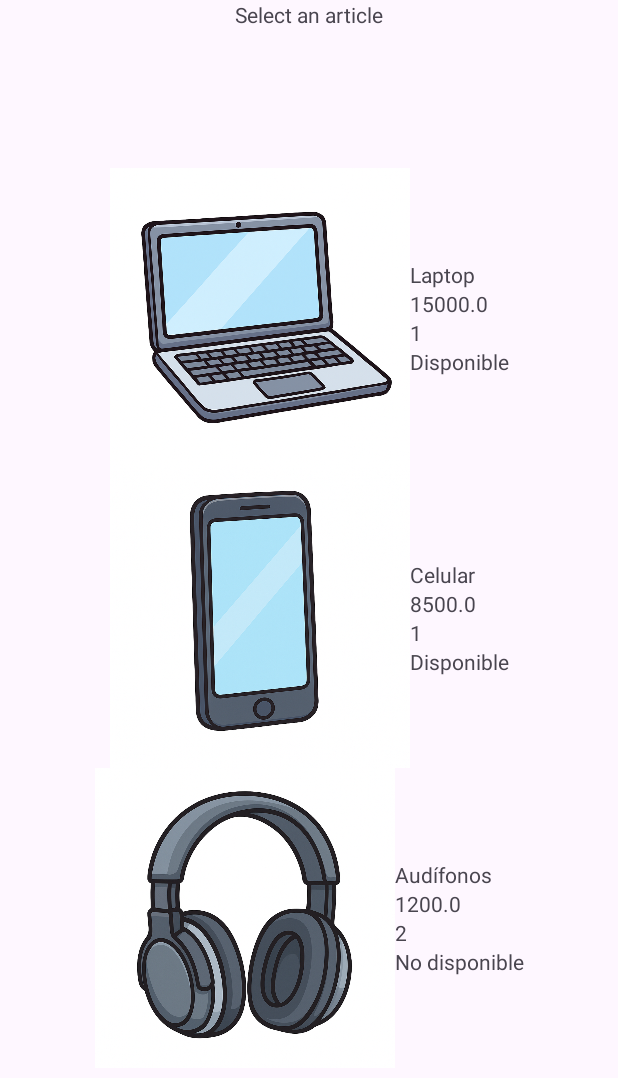
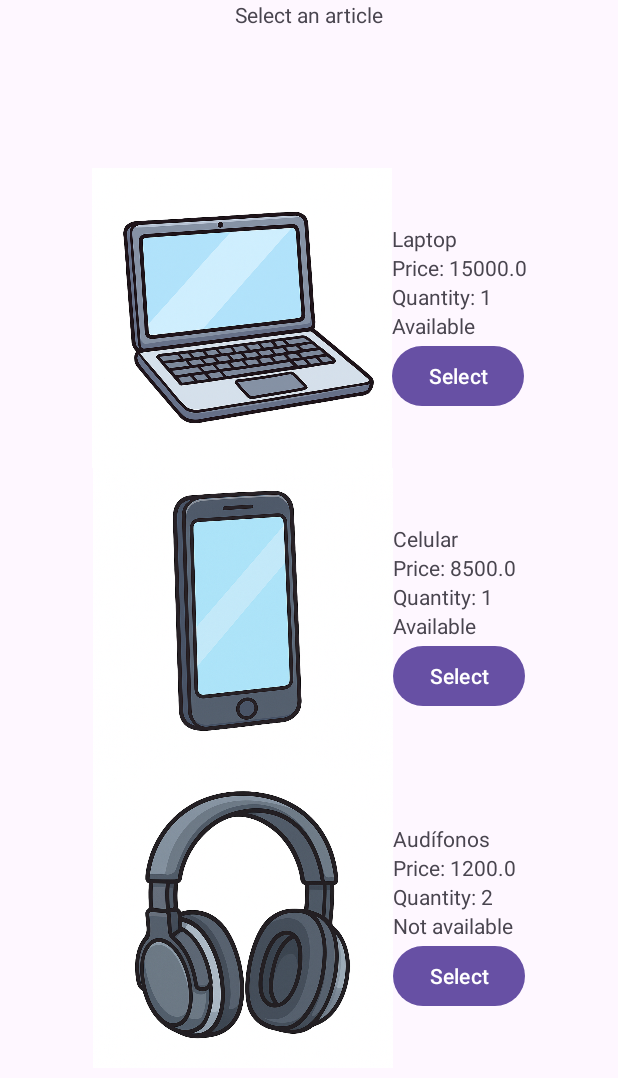
Before and after one commit to Erickescorpions/diploma-android-module5, an Android app: the screen it shows after launch (SelectArticleActivity), after a tap on "Select an article", on a phone screen of 412 x 824 dp. Shown: the top 1078 px of the screen. Run offline under Robolectric (Android 15) with nearby library versions, the phone set to English and light mode, and no system bars.

Commit message:
feat: return an article from Activity 2 to Activity 1

```diff
--- a/app/src/main/java/com/erickvazquezs/hellomodulo4/initialPractice/Article.kt
+++ b/app/src/main/java/com/erickvazquezs/hellomodulo4/initialPractice/Article.kt
@@ -1,4 +1,6 @@
 package com.erickvazquezs.hellomodulo4.initialPractice
+
+import java.io.Serializable
 
 data class Article(
     val name: String,
@@ -6,4 +8,4 @@ data class Article(
     val quantity: Int,
     val available: Boolean,
     val imageId: Int
-)
+): Serializable
--- a/app/src/main/java/com/erickvazquezs/hellomodulo4/initialPractice/SelectArticleActivity.kt
+++ b/app/src/main/java/com/erickvazquezs/hellomodulo4/initialPractice/SelectArticleActivity.kt
@@ -1,6 +1,8 @@
 package com.erickvazquezs.hellomodulo4.initialPractice
 
+import android.content.Intent
 import android.os.Bundle
+import android.widget.Button
 import android.widget.ImageView
 import android.widget.TextView
 import androidx.activity.enableEdgeToEdge
@@ -8,6 +10,7 @@ import androidx.appcompat.app.AppCompatActivity
 import androidx.core.view.ViewCompat
 import androidx.core.view.WindowInsetsCompat
 import com.erickvazquezs.hellomodulo4.R
+import com.erickvazquezs.hellomodulo4.practices.explicitIntent.Person
 
 class SelectArticleActivity : AppCompatActivity() {
 
@@ -35,23 +38,47 @@ class SelectArticleActivity : AppCompatActivity() {
 
         findViewById<ImageView>(R.id.articleImage1).setImageResource(articles[0].imageId)
         findViewById<TextView>(R.id.articleTitle1).text = articles[0].name
-        findViewById<TextView>(R.id.articlePrice1).text = articles[0].price.toString()
-        findViewById<TextView>(R.id.articleQuantity1).text = articles[0].quantity.toString()
+        findViewById<TextView>(R.id.articlePrice1).text = "Price: ${articles[0].price}"
+        findViewById<TextView>(R.id.articleQuantity1).text = "Quantity: ${articles[0].quantity}"
         findViewById<TextView>(R.id.articleAvailable1).text =
-            if (articles[0].available) "Disponible" else "No disponible"
+            if (articles[0].available) "Available" else "Not available"
+        findViewById<Button>(R.id.btnSelect1).setOnClickListener {
+            val resultIntent = Intent().apply {
+                putExtra("EXTRA_ARTICLE_KEY", articles[0])
+            }
+
+            setResult(RESULT_OK, resultIntent)
+            finish()
+        }
 
         findViewById<ImageView>(R.id.articleImage2).setImageResource(articles[1].imageId)
         findViewById<TextView>(R.id.articleTitle2).text = articles[1].name
-        findViewById<TextView>(R.id.articlePrice2).text = articles[1].price.toString()
-        findViewById<TextView>(R.id.articleQuantity2).text = articles[1].quantity.toString()
+        findViewById<TextView>(R.id.articlePrice2).text = "Price: ${articles[1].price}"
+        findViewById<TextView>(R.id.articleQuantity2).text = "Quantity: ${articles[1].quantity}"
         findViewById<TextView>(R.id.articleAvailable2).text =
-            if (articles[1].available) "Disponible" else "No disponible"
+            if (articles[1].available) "Available" else "Not available"
+        findViewById<Button>(R.id.btnSelect2).setOnClickListener {
+            val resultIntent = Intent().apply {
+                putExtra("EXTRA_ARTICLE_KEY", articles[1])
+            }
+
+            setResult(RESULT_OK, resultIntent)
+            finish()
+        }
 
         findViewById<ImageView>(R.id.articleImage3).setImageResource(articles[2].imageId)
         findViewById<TextView>(R.id.articleTitle3).text = articles[2].name
-        findViewById<TextView>(R.id.articlePrice3).text = articles[2].price.toString()
-        findViewById<TextView>(R.id.articleQuantity3).text = articles[2].quantity.toString()
+        findViewById<TextView>(R.id.articlePrice3).text = "Price: ${articles[2].price}"
+        findViewById<TextView>(R.id.articleQuantity3).text = "Quantity: ${articles[2].quantity}"
         findViewById<TextView>(R.id.articleAvailable3).text =
-            if (articles[2].available) "Disponible" else "No disponible"
+            if (articles[2].available) "Available" else "Not available"
+        findViewById<Button>(R.id.btnSelect3).setOnClickListener {
+            val resultIntent = Intent().apply {
+                putExtra("EXTRA_ARTICLE_KEY", articles[2])
+            }
+
+            setResult(RESULT_OK, resultIntent)
+            finish()
+        }
     }
 }
--- a/app/src/main/java/com/erickvazquezs/hellomodulo4/initialPractice/StartActivity.kt
+++ b/app/src/main/java/com/erickvazquezs/hellomodulo4/initialPractice/StartActivity.kt
@@ -2,15 +2,35 @@ package com.erickvazquezs.hellomodulo4.initialPractice
 
 import android.content.Intent
 import android.os.Bundle
+import android.view.View
 import android.widget.Button
+import android.widget.ImageView
+import android.widget.LinearLayout
+import android.widget.TextView
 import android.widget.Toast
 import androidx.activity.enableEdgeToEdge
+import androidx.activity.result.contract.ActivityResultContracts
 import androidx.appcompat.app.AppCompatActivity
 import androidx.core.view.ViewCompat
 import androidx.core.view.WindowInsetsCompat
 import com.erickvazquezs.hellomodulo4.R
+import com.erickvazquezs.hellomodulo4.practices.explicitIntent.Person
 
 class StartActivity : AppCompatActivity() {
+
+    var selectedArticle: Article? = null
+
+    private val register =
+        registerForActivityResult(ActivityResultContracts.StartActivityForResult()) { result ->
+            if (result.resultCode == RESULT_OK) {
+                this.selectedArticle =
+                    result.data?.getSerializableExtra("EXTRA_ARTICLE_KEY") as Article
+                Toast.makeText(this, "RESULT_OK", Toast.LENGTH_LONG).show()
+            } else {
+                Toast.makeText(this, "RESULT_CANCELLED", Toast.LENGTH_SHORT).show()
+            }
+        }
+
     override fun onCreate(savedInstanceState: Bundle?) {
         super.onCreate(savedInstanceState)
         enableEdgeToEdge()
@@ -28,8 +48,7 @@ class StartActivity : AppCompatActivity() {
                 putExtra("EXTRA_TITLE_KEY", "Select an article")
             }
 
-            startActivity(intent)
-//            register.Lauch(intent)
+            register.launch(intent)
         }
 
         Toast.makeText(this, "On Create", Toast.LENGTH_LONG).show()
@@ -42,6 +61,28 @@ class StartActivity : AppCompatActivity() {
 
     override fun onResume() {
         super.onResume()
+
+        val articleContainer = findViewById<LinearLayout>(R.id.articleContainer)
+        val message = findViewById<TextView>(R.id.message)
+
+        if (selectedArticle == null) {
+            message.visibility = View.VISIBLE
+            articleContainer.visibility = View.GONE
+        } else {
+            message.visibility = View.GONE
+            articleContainer.visibility = View.VISIBLE
+
+            selectedArticle?.let { a ->
+                findViewById<ImageView>(R.id.articleImage).setImageResource(a.imageId)
+                findViewById<TextView>(R.id.articleTitle).text = a.name
+                findViewById<TextView>(R.id.articlePrice).text = "Price: ${a.price}"
+                findViewById<TextView>(R.id.articleQuantity).text = "Quantity: ${a.quantity}"
+                findViewById<TextView>(R.id.articleAvailable).text =
+                    if (a.available) "Available" else "Not available"
+            }
+
+        }
+
         Toast.makeText(this, "On Resume", Toast.LENGTH_LONG).show()
     }
 
--- a/app/src/main/res/layout/activity_select_article.xml
+++ b/app/src/main/res/layout/activity_select_article.xml
@@ -68,6 +68,12 @@
                     android:id="@+id/articleAvailable1"
                     android:layout_width="wrap_content"
                     android:layout_height="wrap_content" />
+
+                <Button
+                    android:id="@+id/btnSelect1"
+                    android:text="Select"
+                    android:layout_width="wrap_content"
+                    android:layout_height="wrap_content" />
             </LinearLayout>
         </LinearLayout>
 
@@ -104,6 +110,12 @@
 
                 <TextView
                     android:id="@+id/articleAvailable2"
+                    android:layout_width="wrap_content"
+                    android:layout_height="wrap_content" />
+
+                <Button
+                    android:id="@+id/btnSelect2"
+                    android:text="Select"
                     android:layout_width="wrap_content"
                     android:layout_height="wrap_content" />
             </LinearLayout>
@@ -144,6 +156,12 @@
                     android:id="@+id/articleAvailable3"
                     android:layout_width="wrap_content"
                     android:layout_height="wrap_content" />
+
+                <Button
+                    android:id="@+id/btnSelect3"
+                    android:text="Select"
+                    android:layout_width="wrap_content"
+                    android:layout_height="wrap_content" />
             </LinearLayout>
         </LinearLayout>
 
```
Also changed, not shown: app/src/main/res/layout/activity_start.xml (+19 -13 lines).
